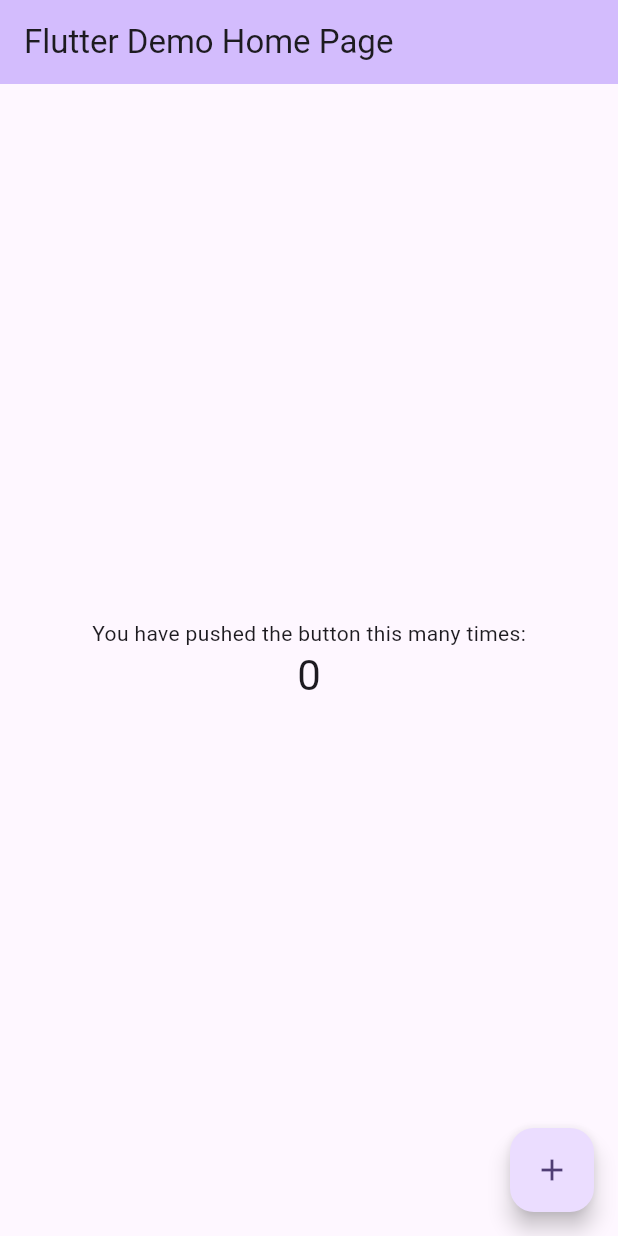
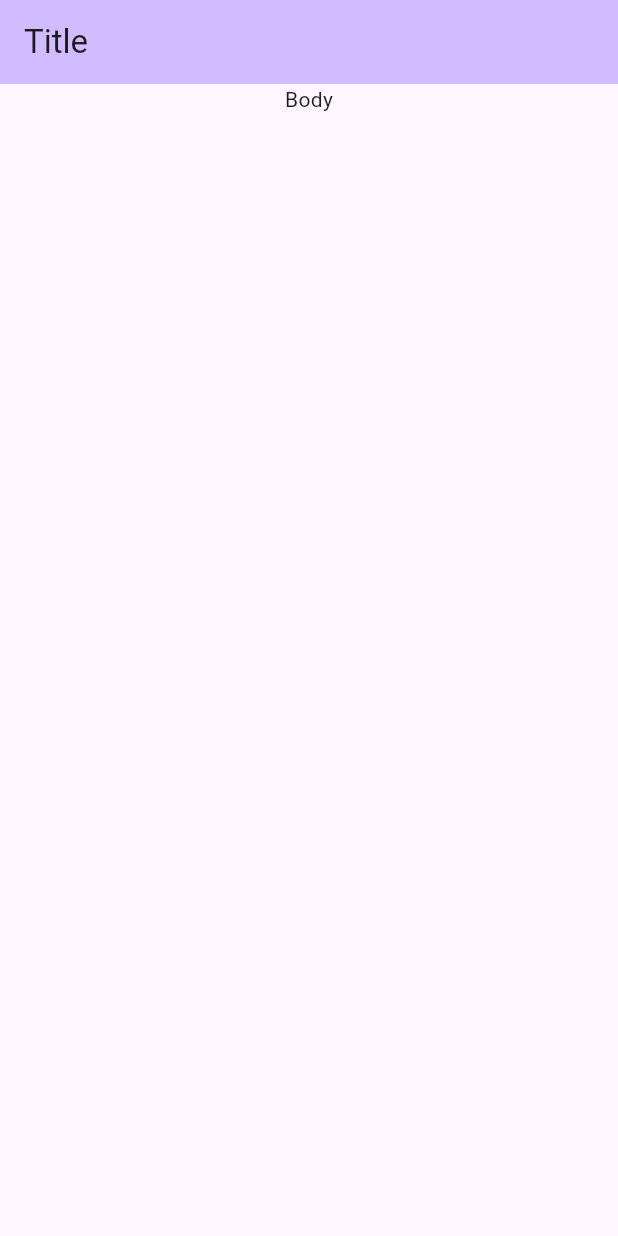
Before and after one commit to vadniks/Aylanome, a Flutter app: the screen it shows after launch, on a phone screen of 412 x 824 dp. Run offline on Flutter 3.47's test engine with Material 3 defaults, Android fonts, the phone set to English and light mode, and no system bars.

```diff
--- a/lib/main.dart
+++ b/lib/main.dart
@@ -1,125 +1,5 @@
+
 import 'package:flutter/material.dart';
+import 'package:aylanome/view/Screen.dart';
 
-void main() {
-  runApp(const MyApp());
-}
-
-class MyApp extends StatelessWidget {
-  const MyApp({super.key});
-
-  // This widget is the root of your application.
-  @override
-  Widget build(BuildContext context) {
-    return MaterialApp(
-      title: 'Flutter Demo',
-      theme: ThemeData(
-        // This is the theme of your application.
-        //
-        // TRY THIS: Try running your application with "flutter run". You'll see
-        // the application has a purple toolbar. Then, without quitting the app,
-        // try changing the seedColor in the colorScheme below to Colors.green
-        // and then invoke "hot reload" (save your changes or press the "hot
-        // reload" button in a Flutter-supported IDE, or press "r" if you used
-        // the command line to start the app).
-        //
-        // Notice that the counter didn't reset back to zero; the application
-        // state is not lost during the reload. To reset the state, use hot
-        // restart instead.
-        //
-        // This works for code too, not just values: Most code changes can be
-        // tested with just a hot reload.
-        colorScheme: ColorScheme.fromSeed(seedColor: Colors.deepPurple),
-        useMaterial3: true,
-      ),
-      home: const MyHomePage(title: 'Flutter Demo Home Page'),
-    );
-  }
-}
-
-class MyHomePage extends StatefulWidget {
-  const MyHomePage({super.key, required this.title});
-
-  // This widget is the home page of your application. It is stateful, meaning
-  // that it has a State object (defined below) that contains fields that affect
-  // how it looks.
-
-  // This class is the configuration for the state. It holds the values (in this
-  // case the title) provided by the parent (in this case the App widget) and
-  // used by the build method of the State. Fields in a Widget subclass are
-  // always marked "final".
-
-  final String title;
-
-  @override
-  State<MyHomePage> createState() => _MyHomePageState();
-}
-
-class _MyHomePageState extends State<MyHomePage> {
-  int _counter = 0;
-
-  void _incrementCounter() {
-    setState(() {
-      // This call to setState tells the Flutter framework that something has
-      // changed in this State, which causes it to rerun the build method below
-      // so that the display can reflect the updated values. If we changed
-      // _counter without calling setState(), then the build method would not be
-      // called again, and so nothing would appear to happen.
-      _counter++;
-    });
-  }
-
-  @override
-  Widget build(BuildContext context) {
-    // This method is rerun every time setState is called, for instance as done
-    // by the _incrementCounter method above.
-    //
-    // The Flutter framework has been optimized to make rerunning build methods
-    // fast, so that you can just rebuild anything that needs updating rather
-    // than having to individually change instances of widgets.
-    return Scaffold(
-      appBar: AppBar(
-        // TRY THIS: Try changing the color here to a specific color (to
-        // Colors.amber, perhaps?) and trigger a hot reload to see the AppBar
-        // change color while the other colors stay the same.
-        backgroundColor: Theme.of(context).colorScheme.inversePrimary,
-        // Here we take the value from the MyHomePage object that was created by
-        // the App.build method, and use it to set our appbar title.
-        title: Text(widget.title),
-      ),
-      body: Center(
-        // Center is a layout widget. It takes a single child and positions it
-        // in the middle of the parent.
-        child: Column(
-          // Column is also a layout widget. It takes a list of children and
-          // arranges them vertically. By default, it sizes itself to fit its
-          // children horizontally, and tries to be as tall as its parent.
-          //
-          // Column has various properties to control how it sizes itself and
-          // how it positions its children. Here we use mainAxisAlignment to
-          // center the children vertically; the main axis here is the vertical
-          // axis because Columns are vertical (the cross axis would be
-          // horizontal).
-          //
-          // TRY THIS: Invoke "debug painting" (choose the "Toggle Debug Paint"
-          // action in the IDE, or press "p" in the console), to see the
-          // wireframe for each widget.
-          mainAxisAlignment: MainAxisAlignment.center,
-          children: <Widget>[
-            const Text(
-              'You have pushed the button this many times:',
-            ),
-            Text(
-              '$_counter',
-              style: Theme.of(context).textTheme.headlineMedium,
-            ),
-          ],
-        ),
-      ),
-      floatingActionButton: FloatingActionButton(
-        onPressed: _incrementCounter,
-        tooltip: 'Increment',
-        child: const Icon(Icons.add),
-      ), // This trailing comma makes auto-formatting nicer for build methods.
-    );
-  }
-}
+void main() => runApp(const Screen());
--- /dev/null
+++ b/lib/presenter/MainPagePresenter.dart
@@ -0,0 +1,17 @@
+
+import 'package:aylanome/view/MainPage.dart';
+import 'package:flutter/material.dart';
+import 'package:meta/meta.dart';
+
+@sealed
+class MainPagePresenter extends State<MainPage> {
+
+  @override
+  Widget build(BuildContext context) => Scaffold(
+    appBar: AppBar(
+      backgroundColor: Theme.of(context).colorScheme.inversePrimary,
+      title: const Text('Title'),
+    ),
+    body: const Center(child: Column(children: [Text('Body')],),),
+  );
+}
--- /dev/null
+++ b/lib/presenter/ScreenPresenter.dart
@@ -0,0 +1,21 @@
+
+import 'package:aylanome/view/MainPage.dart';
+import 'package:aylanome/view/Screen.dart';
+import 'package:flutter/material.dart';
+import 'package:meta/meta.dart';
+
+@sealed
+class ScreenPresenter extends State<Screen> {
+
+  @override
+  Widget build(BuildContext context) => MaterialApp(
+    title: 'todo',
+    debugShowCheckedModeBanner: false,
+    theme: ThemeData.light(useMaterial3: true),
+    darkTheme: ThemeData.dark(useMaterial3: true),
+    initialRoute: '/',
+    routes: {
+      '/' : (context) => const MainPage()
+    },
+  );
+}
--- /dev/null
+++ b/lib/view/MainPage.dart
@@ -0,0 +1,12 @@
+
+import 'package:aylanome/presenter/MainPagePresenter.dart';
+import 'package:flutter/material.dart';
+import 'package:meta/meta.dart';
+
+@sealed
+class MainPage extends StatefulWidget {
+  const MainPage({super.key});
+
+  @override
+  State<StatefulWidget> createState() => MainPagePresenter();
+}
--- /dev/null
+++ b/lib/view/Screen.dart
@@ -0,0 +1,12 @@
+
+import 'package:aylanome/presenter/ScreenPresenter.dart';
+import 'package:flutter/material.dart';
+import 'package:meta/meta.dart';
+
+@sealed
+class Screen extends StatefulWidget {
+  const Screen({super.key});
+
+  @override
+  State<StatefulWidget> createState() => ScreenPresenter();
+}
```
Also changed, not shown: pubspec.yaml (+2 -47 lines).
